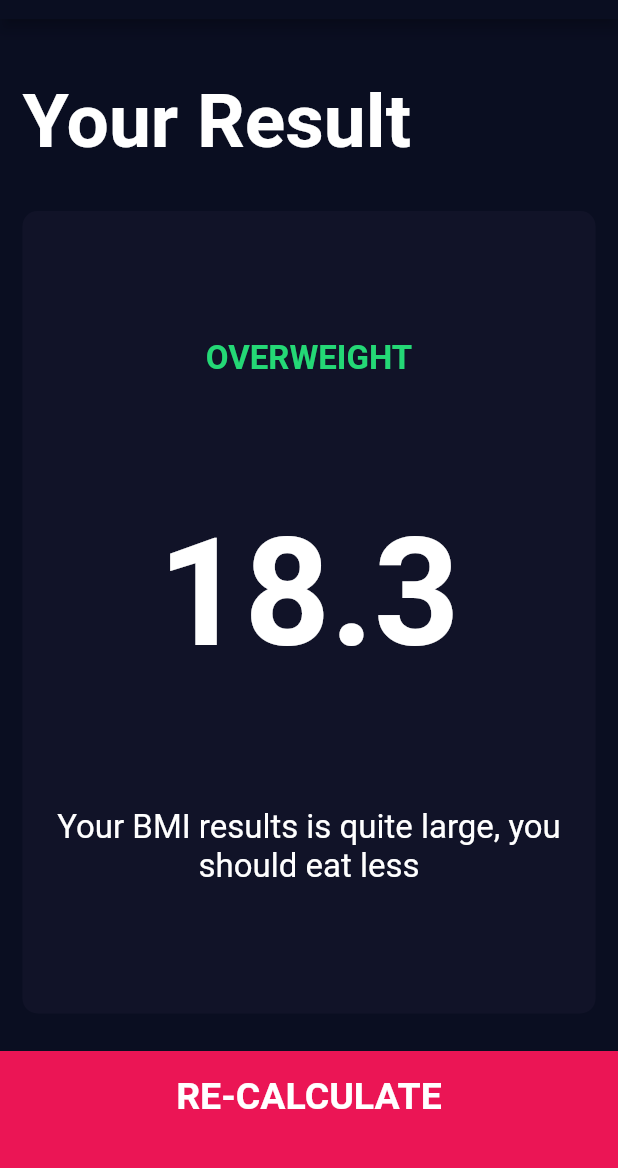
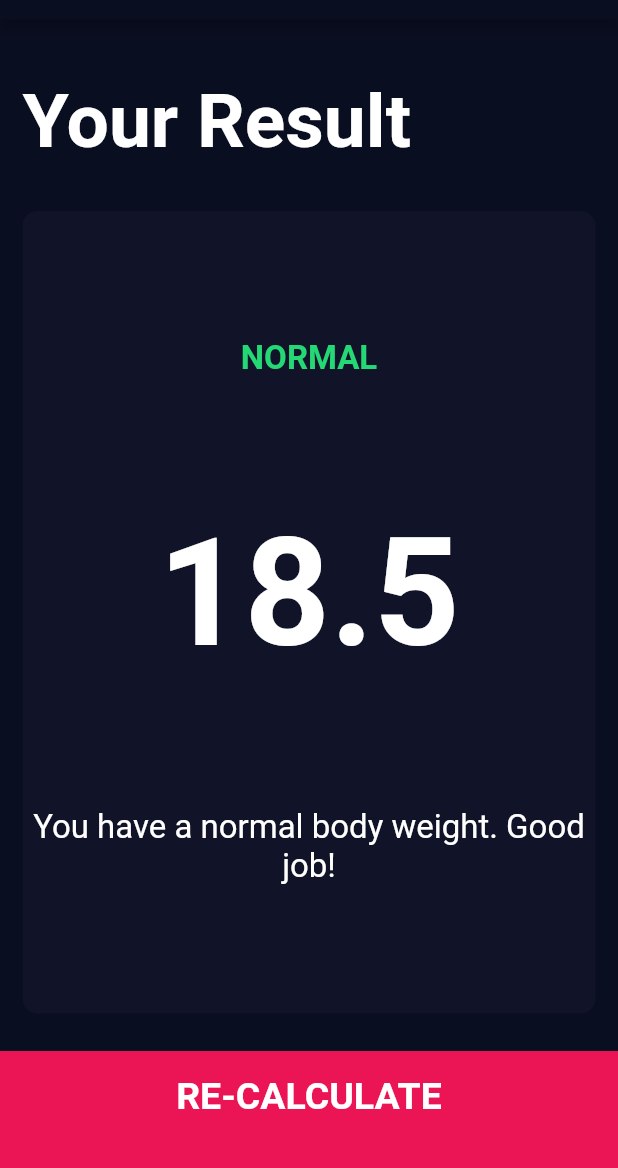
Before and after one commit to pabloaredu/bmi_calculator, a Flutter app: the screen it shows after launch, after a tap on "CALCULATE", on a phone screen of 412 x 824 dp, the part 65-1233 px from its top. Run offline on Flutter 3.47's test engine with Material 2 defaults, Android fonts, the phone set to English and light mode, and no system bars; our stand-ins replace font_awesome_flutter.

Commit message:
Add actual bmi calculation

```diff
--- /dev/null
+++ b/lib/calculator_brain.dart
@@ -0,0 +1,35 @@
+import 'dart:math';
+
+class CalculatorBrain {
+  CalculatorBrain({this.height, this.weight});
+
+  final int height;
+  final int weight;
+
+  double _bmi;
+
+  String calculateBMI() {
+    _bmi = weight / pow(height / 100, 2);
+    return _bmi.toStringAsFixed(1);
+  }
+
+  String getResult() {
+    if (_bmi >= 25) {
+      return 'Overweight';
+    } else if (_bmi > 18.5) {
+      return 'Normal';
+    } else {
+      return 'Underweight';
+    }
+  }
+
+  String getInterpretation() {
+    if (_bmi >= 25) {
+      return 'You have a higher than normal body weight. Try to exercise more';
+    } else if (_bmi > 18.5) {
+      return 'You have a normal body weight. Good job!';
+    } else {
+      return 'You have a lower than normal body weight. You can eat a bit more';
+    }
+  }
+}
--- a/lib/screens/input_page.dart
+++ b/lib/screens/input_page.dart
@@ -1,11 +1,12 @@
 import 'package:flutter/material.dart';
 import 'package:font_awesome_flutter/font_awesome_flutter.dart';
-import '../components/reusable_card.dart';
-import '../components/icon_content.dart';
-import '../constants.dart';
+import 'package:bmi_calculator/components/reusable_card.dart';
+import 'package:bmi_calculator/components/icon_content.dart';
+import 'package:bmi_calculator/constants.dart';
 import 'results_page.dart';
-import '../components/bottom_button.dart';
-import '../components/round_icon_button.dart';
+import 'package:bmi_calculator/components/bottom_button.dart';
+import 'package:bmi_calculator/components/round_icon_button.dart';
+import 'package:bmi_calculator/calculator_brain.dart';
 
 enum Gender { male, female }
 
@@ -220,8 +221,17 @@ class _InputPageState extends State<InputPage> {
           BottomButton(
             buttonTitle: 'CALCULATE',
             onTap: () {
-              Navigator.push(context,
-                  MaterialPageRoute(builder: (context) => ResultsPage()));
+              CalculatorBrain calc =
+                  CalculatorBrain(height: height, weight: weight);
+
+              Navigator.push(
+                  context,
+                  MaterialPageRoute(
+                      builder: (context) => ResultsPage(
+                            bmiResults: calc.calculateBMI(),
+                            resultText: calc.getResult(),
+                            interpretation: calc.getInterpretation(),
+                          )));
             },
           ),
         ],
--- a/lib/screens/results_page.dart
+++ b/lib/screens/results_page.dart
@@ -5,6 +5,15 @@ import '../constants.dart';
 import '../components/bottom_button.dart';
 
 class ResultsPage extends StatelessWidget {
+  ResultsPage(
+      {@required this.bmiResults,
+      @required this.resultText,
+      @required this.interpretation});
+
+  final String bmiResults;
+  final String resultText;
+  final String interpretation;
+
   @override
   Widget build(BuildContext context) {
     return Scaffold(
@@ -34,15 +43,15 @@ class ResultsPage extends StatelessWidget {
                 crossAxisAlignment: CrossAxisAlignment.center,
                 children: <Widget>[
                   Text(
-                    'OVERWEIGHT',
+                    resultText.toUpperCase(),
                     style: kResultTextStyle,
                   ),
                   Text(
-                    '18.3',
+                    bmiResults,
                     style: kBMITextStyle,
                   ),
                   Text(
-                    'Your BMI results is quite large, you should eat less',
+                    interpretation,
                     style: kBodyTextStyle,
                     textAlign: TextAlign.center,
                   )
```
